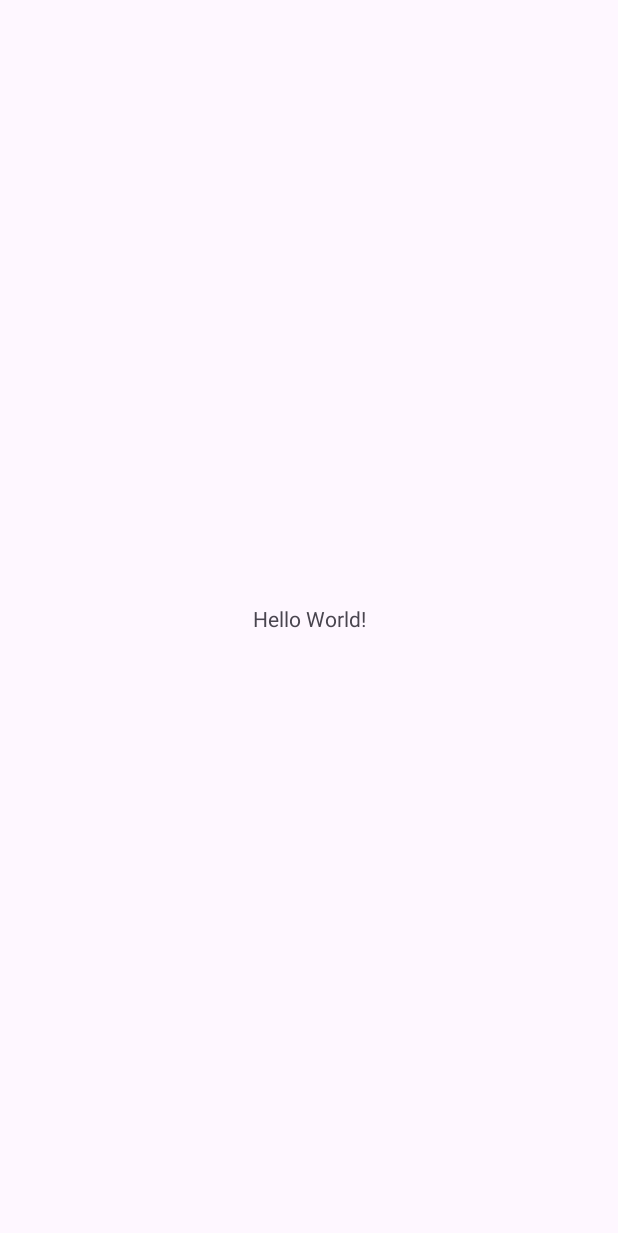
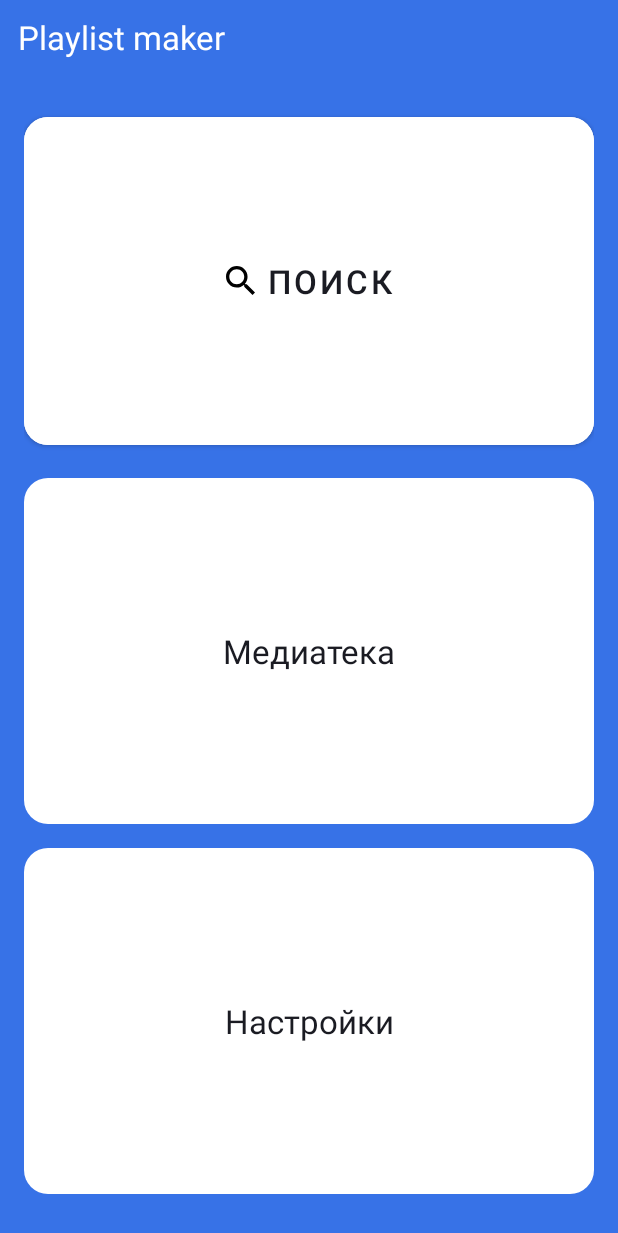
Before and after one commit to leunamme4/Playlist-Maker, an Android app: the screen it shows after launch (MainActivity), on a phone screen of 412 x 824 dp. Before the commit the part shown is almost empty. Shown: the top 1233 px of the screen. Run offline under Robolectric (Android 15) with nearby library versions, the phone set to English and light mode, and no system bars.

Commit message:
Init Commit

```diff
--- a/app/src/main/AndroidManifest.xml
+++ b/app/src/main/AndroidManifest.xml
@@ -10,7 +10,7 @@
         android:label="@string/app_name"
         android:roundIcon="@mipmap/ic_launcher_round"
         android:supportsRtl="true"
-        android:theme="@style/Theme.PlaylistMaker"
+        android:theme="@style/Theme.MaterialComponents.DayNight.NoActionBar"
         tools:targetApi="31">
         <activity
             android:name=".MainActivity"
--- /dev/null
+++ b/app/src/main/res/drawable/rounded_corners.xml
@@ -0,0 +1,6 @@
+<?xml version="1.0" encoding="utf-8"?>
+<shape xmlns:android="http://schemas.android.com/apk/res/android"
+    android:shape="rectangle">
+    <corners android:radius="16dp"/>
+    <solid android:color="@color/white"/>
+</shape>
--- /dev/null
+++ b/app/src/main/res/drawable/search.xml
@@ -0,0 +1,9 @@
+<vector xmlns:android="http://schemas.android.com/apk/res/android"
+    android:width="19dp"
+    android:height="19dp"
+    android:viewportWidth="19"
+    android:viewportHeight="19">
+  <path
+      android:pathData="M13.579,11.95H12.721L12.417,11.656C13.481,10.418 14.122,8.81 14.122,7.061C14.122,3.161 10.961,0 7.061,0C3.161,0 0,3.161 0,7.061C0,10.961 3.161,14.122 7.061,14.122C8.81,14.122 10.418,13.481 11.656,12.417L11.95,12.721V13.579L17.381,19L19,17.381L13.579,11.95ZM7.061,11.95C4.356,11.95 2.173,9.766 2.173,7.061C2.173,4.356 4.356,2.173 7.061,2.173C9.766,2.173 11.95,4.356 11.95,7.061C11.95,9.766 9.766,11.95 7.061,11.95Z"
+      android:fillColor="#1A1B22"/>
+</vector>
--- a/app/src/main/res/layout/activity_main.xml
+++ b/app/src/main/res/layout/activity_main.xml
@@ -2,17 +2,71 @@
 <androidx.constraintlayout.widget.ConstraintLayout xmlns:android="http://schemas.android.com/apk/res/android"
     xmlns:app="http://schemas.android.com/apk/res-auto"
     xmlns:tools="http://schemas.android.com/tools"
+    android:id="@+id/main"
     android:layout_width="match_parent"
     android:layout_height="match_parent"
     tools:context=".MainActivity">
 
-    <TextView
-        android:layout_width="wrap_content"
-        android:layout_height="wrap_content"
-        android:text="Hello World!"
-        app:layout_constraintBottom_toBottomOf="parent"
-        app:layout_constraintEnd_toEndOf="parent"
-        app:layout_constraintStart_toStartOf="parent"
-        app:layout_constraintTop_toTopOf="parent" />
+    <LinearLayout
+        android:layout_width="match_parent"
+        android:layout_height="match_parent"
+        android:background="@color/blue"
+        android:orientation="vertical"
+        app:layout_constraintTop_toTopOf="parent">
+
+        <TextView
+            android:layout_width="match_parent"
+            android:layout_height="56dp"
+            android:paddingStart="12dp"
+            android:paddingTop="10dp"
+            android:text="Playlist maker"
+            android:textColor="@color/white"
+            android:textSize="22sp" />
+
+        <LinearLayout
+            android:layout_width="match_parent"
+            android:layout_height="match_parent"
+            android:orientation="vertical"
+            android:padding="16dp">
+
+            <Button
+                android:layout_width="match_parent"
+                android:layout_height="0dp"
+                android:layout_marginBottom="16dp"
+                android:layout_weight="1"
+                android:backgroundTint="@color/white"
+                android:gravity="center"
+                android:text="Поиск"
+                android:textColor="@color/text_black"
+                android:textSize="22sp"
+                app:cornerRadius="16dp"
+                app:icon="@drawable/search"
+                app:iconGravity="textStart"
+                app:iconTint="@color/black" />
+
+            <TextView xmlns:android="http://schemas.android.com/apk/res/android"
+                android:layout_width="match_parent"
+                android:layout_height="0dp"
+                android:layout_marginBottom="16dp"
+                android:layout_weight="1"
+                android:background="@drawable/rounded_corners"
+                android:gravity="center"
+                android:text="Медиатека"
+                android:textColor="@color/text_black"
+                android:textSize="22sp" />
+
+            <TextView xmlns:android="http://schemas.android.com/apk/res/android"
+                android:layout_width="match_parent"
+                android:layout_height="0dp"
+                android:layout_marginBottom="12dp"
+                android:layout_weight="1"
+                android:background="@drawable/rounded_corners"
+                android:gravity="center"
+                android:text="Настройки"
+                android:textColor="@color/text_black"
+                android:textSize="22sp" />
+        </LinearLayout>
+
+    </LinearLayout>
 
 </androidx.constraintlayout.widget.ConstraintLayout>
--- /dev/null
+++ b/app/src/main/res/layout/activity_settings.xml
@@ -0,0 +1,6 @@
+<?xml version="1.0" encoding="utf-8"?>
+<androidx.constraintlayout.widget.ConstraintLayout xmlns:android="http://schemas.android.com/apk/res/android"
+    android:layout_width="match_parent"
+    android:layout_height="match_parent">
+
+</androidx.constraintlayout.widget.ConstraintLayout>
--- a/app/src/main/res/values/colors.xml
+++ b/app/src/main/res/values/colors.xml
@@ -2,4 +2,6 @@
 <resources>
     <color name="black">#FF000000</color>
     <color name="white">#FFFFFFFF</color>
+    <color name="blue">#3772E7</color>
+    <color name="text_black">#1A1B22</color>
 </resources>
```
